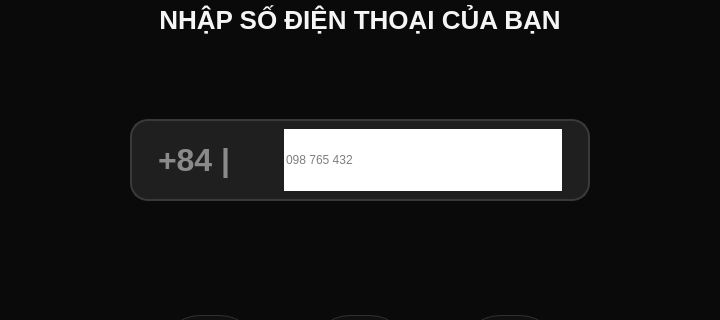
nhatbx4002/SmartBox, file raspi_app/ui/PhoneNumberInput.ui: the form before one commit; both pictures show x 0 to 720 and y 155 to 475 of the 720 by 1152 pixel window.
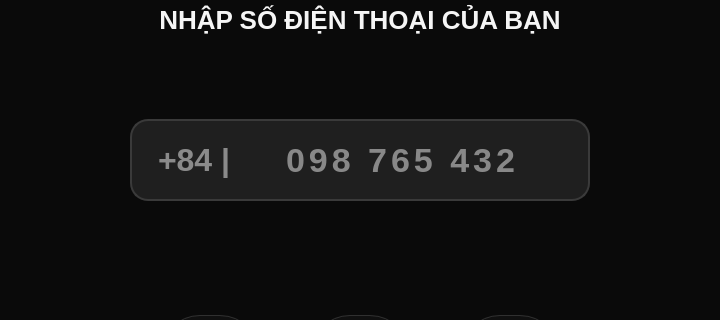
The form after the commit.

Commit message: fix phone input qss

Diff of the .ui file:
```diff
--- a/raspi_app/ui/PhoneNumberInput.ui
+++ b/raspi_app/ui/PhoneNumberInput.ui
@@ -107,7 +107,7 @@
     font-weight: 900;
 }
 
-QLineEdit#linePhone {
+QLineEdit#lineEdit {
     background: transparent;
     border: none;
     color: #F2F2F2;
```
The commit also changes 12 other files.
